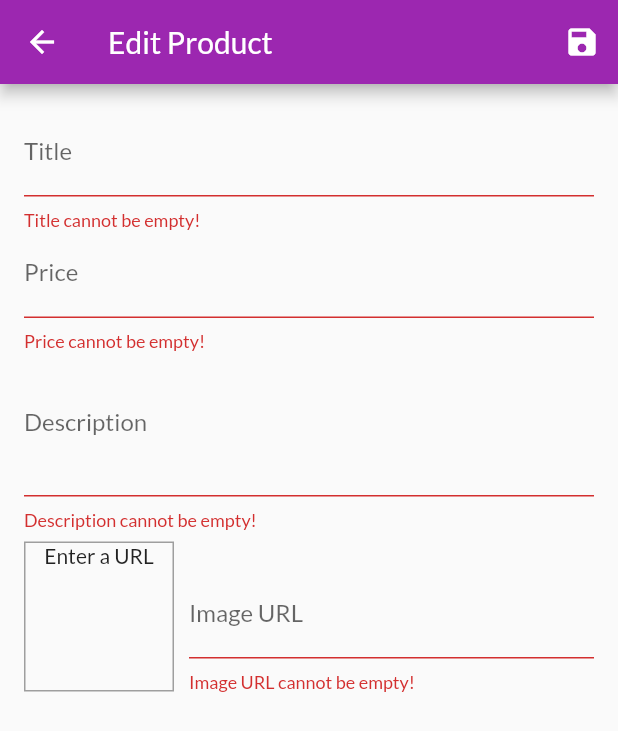
After one commit to theuncrown/flutter_development, a Flutter app: the EditProductScreen screen opened by its route, after a tap on the "save" icon, on a phone screen of 412 x 824 dp. The commit adds this screen. Shown: the top 731 px of the screen. Run offline on Flutter 3.47's test engine with Material 2 defaults, Android fonts, the phone set to English and light mode, and no system bars; network calls fail.

Commit message:
adding add product, edit product, delete product

```diff
--- a/lib/providers/products_provider.dart
+++ b/lib/providers/products_provider.dart
@@ -65,8 +65,31 @@ class ProductsProvider with ChangeNotifier {
     return _items.firstWhere((element) => element.id == id);
   }
 
-  void addProduct() {
-    //_items.add();
+  void addProduct(Product product) {
+    final newProduct = Product(
+        id: DateTime.now().toString(),
+        title: product.title,
+        description: product.description,
+        price: product.price,
+        imageUrl: product.imageUrl);
+
+    _items.add(newProduct);
+    //_items.insert(0, newProduct); //at the start of the list
+    notifyListeners();
+  }
+
+  void updateProduct(String id, Product newProduct) {
+    final prodIndex = _items.indexWhere((prod) => prod.id == id);
+    if (prodIndex >= 0) {
+      _items[prodIndex] = newProduct;
+      notifyListeners();
+    } else {
+      print('...');
+    }
+  }
+
+  void deleteProduct(String id) {
+    _items.removeWhere((prod) => prod.id == id);
     notifyListeners();
   }
 }
--- /dev/null
+++ b/lib/screens/edit_product_screen.dart
@@ -0,0 +1,277 @@
+import 'package:flutter/material.dart';
+import 'package:provider/provider.dart';
+
+import '../providers/product.dart';
+import '../providers/products_provider.dart';
+
+class EditProductScreen extends StatefulWidget {
+  static const routeName = '/edit-product';
+
+  @override
+  State<EditProductScreen> createState() => _EditProductScreenState();
+}
+
+class _EditProductScreenState extends State<EditProductScreen> {
+  final _priceFocusNode = FocusNode();
+  final _descriptionFocusNode = FocusNode();
+  final _imageUrlController = TextEditingController();
+  final _imageUrlFocusNode = FocusNode();
+  final _form = GlobalKey<FormState>();
+
+  var _isInit = true;
+
+  var _initValues = {
+    'title': '',
+    'description': '',
+    'price': '',
+    'imageUrl': '',
+  };
+
+  var _editedProduct = Product(
+    id: null,
+    title: '',
+    description: '',
+    price: 0,
+    imageUrl: '',
+  );
+
+  @override
+  void initState() {
+    _imageUrlFocusNode.addListener(_updateImageUrl);
+    super.initState();
+  }
+
+  @override
+  void didChangeDependencies() {
+    if (_isInit) {
+      final productId = ModalRoute.of(context).settings.arguments as String;
+      if (productId != null) {
+        _editedProduct = Provider.of<ProductsProvider>(context, listen: false)
+            .findById(productId);
+
+        _initValues = {
+          'title': _editedProduct.title,
+          'description': _editedProduct.description,
+          'price': _editedProduct.price.toString(),
+          //'imageUrl': _editedProduct.imageUrl,
+          'imageUrl': '',
+        };
+        _imageUrlController.text = _editedProduct.imageUrl;
+      }
+    }
+
+    _isInit = false;
+    super.didChangeDependencies();
+  }
+
+  void _updateImageUrl() {
+    if (!_imageUrlFocusNode.hasFocus) {
+      if ((!_imageUrlController.text.toLowerCase().startsWith('http') &&
+              !_imageUrlController.text.toLowerCase().startsWith('https')) ||
+          (!_imageUrlController.text.toLowerCase().endsWith('.jpg') &&
+              !_imageUrlController.text.toLowerCase().endsWith('.png') &&
+              !_imageUrlController.text.toLowerCase().endsWith('.jpeg'))) {
+        return;
+      }
+      setState(() {});
+    }
+  }
+
+  void _saveForm() {
+    final isValid = _form.currentState.validate();
+
+    if (!isValid) {
+      return;
+    }
+
+    _form.currentState.save();
+
+    if (_editedProduct.id != null) {
+      Provider.of<ProductsProvider>(context, listen: false)
+          .updateProduct(_editedProduct.id, _editedProduct);
+    } else {
+      Provider.of<ProductsProvider>(context, listen: false)
+          .addProduct(_editedProduct);
+    }
+    Navigator.of(context).pop();
+  }
+
+  @override
+  void dispose() {
+    _imageUrlFocusNode.removeListener(_updateImageUrl);
+    _priceFocusNode.dispose();
+    _descriptionFocusNode.dispose();
+    _imageUrlController.dispose();
+    _imageUrlFocusNode.dispose();
+    super.dispose();
+  }
+
+  @override
+  Widget build(BuildContext context) {
+    return Scaffold(
+      appBar: AppBar(
+        title: Text('Edit Product'),
+        actions: <Widget>[
+          IconButton(
+            onPressed: _saveForm,
+            icon: Icon(Icons.save),
+          ),
+        ],
+      ),
+      body: Padding(
+        padding: const EdgeInsets.all(16),
+        child: Form(
+          key: _form,
+          child: ListView(
+            children: <Widget>[
+              TextFormField(
+                initialValue: _initValues['title'],
+                decoration: InputDecoration(labelText: 'Title'),
+                textInputAction: TextInputAction.next,
+                onFieldSubmitted: (value) {
+                  FocusScope.of(context).requestFocus(_priceFocusNode);
+                },
+                validator: (newValue) {
+                  if (newValue.isEmpty) {
+                    return 'Title cannot be empty!';
+                  }
+                  return null;
+                },
+                onSaved: (newValue) {
+                  _editedProduct = Product(
+                    id: _editedProduct.id,
+                    title: newValue,
+                    description: _editedProduct.description,
+                    price: _editedProduct.price,
+                    imageUrl: _editedProduct.imageUrl,
+                    isFavorite: _editedProduct.isFavorite,
+                  );
+                },
+              ),
+              TextFormField(
+                initialValue: _initValues['price'],
+                decoration: InputDecoration(labelText: 'Price'),
+                keyboardType: TextInputType.number,
+                textInputAction: TextInputAction.next,
+                focusNode: _priceFocusNode,
+                validator: (newValue) {
+                  if (newValue.isEmpty) {
+                    return 'Price cannot be empty!';
+                  }
+                  if (double.tryParse(newValue) == null) {
+                    return 'Please enter a valid number';
+                  }
+                  if (double.parse(newValue) <= 0) {
+                    return 'Price must be greater than zero';
+                  }
+                  return null;
+                },
+                onSaved: (newValue) {
+                  _editedProduct = Product(
+                    id: _editedProduct.id,
+                    title: _editedProduct.title,
+                    description: _editedProduct.description,
+                    price: double.parse(newValue),
+                    imageUrl: _editedProduct.imageUrl,
+                    isFavorite: _editedProduct.isFavorite,
+                  );
+                },
+              ),
+              TextFormField(
+                initialValue: _initValues['description'],
+                decoration: InputDecoration(labelText: 'Description'),
+                maxLines: 3,
+                textInputAction: TextInputAction.next,
+                keyboardType: TextInputType.multiline,
+                focusNode: _descriptionFocusNode,
+                validator: (newValue) {
+                  if (newValue.isEmpty) {
+                    return 'Description cannot be empty!';
+                  }
+                  if (newValue.length < 10) {
+                    return 'Description must be at least 10 characters long';
+                  }
+                  return null;
+                },
+                onSaved: (newValue) {
+                  _editedProduct = Product(
+                    id: _editedProduct.id,
+                    title: _editedProduct.title,
+                    description: newValue,
+                    price: _editedProduct.price,
+                    imageUrl: _editedProduct.imageUrl,
+                    isFavorite: _editedProduct.isFavorite,
+                  );
+                },
+              ),
+              Row(
+                crossAxisAlignment: CrossAxisAlignment.end,
+                children: <Widget>[
+                  Container(
+                    width: 100,
+                    height: 100,
+                    margin: EdgeInsets.only(top: 8, right: 10),
+                    decoration: BoxDecoration(
+                      border: Border.all(
+                        width: 1,
+                        color: Colors.grey,
+                      ),
+                    ),
+                    child: _imageUrlController.text.isEmpty
+                        ? Text(
+                            'Enter a URL',
+                            textAlign: TextAlign.center,
+                          )
+                        : FittedBox(
+                            child: Image.network(
+                              _imageUrlController.text,
+                              fit: BoxFit.cover,
+                            ),
+                          ),
+                  ),
+                  Expanded(
+                    child: TextFormField(
+                      decoration: InputDecoration(labelText: 'Image URL'),
+                      keyboardType: TextInputType.url,
+                      textInputAction: TextInputAction.done,
+                      controller: _imageUrlController,
+                      focusNode: _imageUrlFocusNode,
+                      onFieldSubmitted: (_) {
+                        _saveForm();
+                      },
+                      validator: (newValue) {
+                        if (newValue.isEmpty) {
+                          return 'Image URL cannot be empty!';
+                        }
+                        if (!newValue.toLowerCase().startsWith('http') &&
+                            !newValue.toLowerCase().startsWith('https')) {
+                          return 'Please enter a valid URL';
+                        }
+                        if (!newValue.toLowerCase().endsWith('.jpg') &&
+                            !newValue.toLowerCase().endsWith('.png') &&
+                            !newValue.toLowerCase().endsWith('.jpeg')) {
+                          return 'Please enter a valid image URL';
+                        }
+                        return null;
+                      },
+                      onSaved: (newValue) {
+                        _editedProduct = Product(
+                          id: _editedProduct.id,
+                          title: _editedProduct.title,
+                          description: _editedProduct.description,
+                          price: _editedProduct.price,
+                          imageUrl: newValue,
+                          isFavorite: _editedProduct.isFavorite,
+                        );
+                      },
+                    ),
+                  ),
+                ],
+              )
+            ],
+          ),
+        ),
+      ),
+    );
+  }
+}
--- a/lib/widgets/app_drawer.dart
+++ b/lib/widgets/app_drawer.dart
@@ -1,6 +1,7 @@
 import 'package:flutter/material.dart';
 
 import '../screens/orders_screen.dart';
+import '../screens/user_products_screen.dart';
 
 class AppDrawer extends StatelessWidget {
   @override
@@ -9,7 +10,7 @@ class AppDrawer extends StatelessWidget {
       child: Column(
         children: <Widget>[
           AppBar(
-            title: Text('asd'),
+            title: Text('Hi!'),
             automaticallyImplyLeading: false,
           ),
           Divider(),
@@ -29,6 +30,15 @@ class AppDrawer extends StatelessWidget {
                   .pushReplacementNamed(OrdersScreen.routeName);
             },
           ),
+          Divider(),
+          ListTile(
+            leading: Icon(Icons.edit),
+            title: Text('Manage Products'),
+            onTap: () {
+              Navigator.of(context)
+                  .pushReplacementNamed(UserProductsScreen.routeName);
+            },
+          ),
         ],
       ),
     );
```
Also changed, not shown: lib/main.dart (+8 -3 lines), lib/providers/cart_provider.dart (+18 -0 lines), lib/screens/user_products_screen.dart (added, +46 -0 lines), lib/widgets/cart_item.dart (+21 -0 lines), lib/widgets/product_item.dart (+22 -0 lines), lib/widgets/user_product_item.dart (added, +46 -0 lines).
